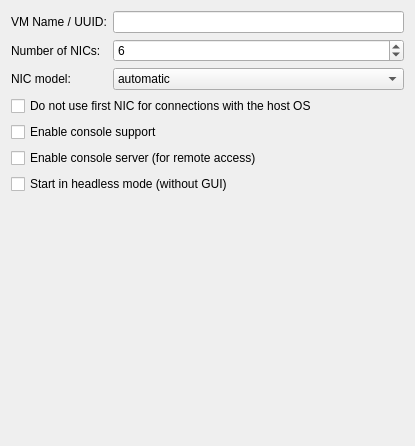
Before: the Qt Designer form src/GNS3/Ui/ConfigurationPages/Form_VirtualBoxPage.ui in GNS3/gns3-legacy, drawn with Qt 5.
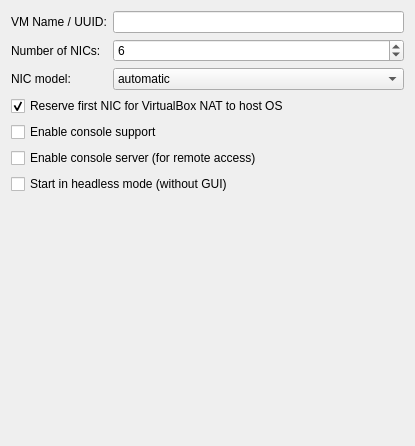
After: the same form once the commit is applied.

The edit to the form file:
```diff
--- a/src/GNS3/Ui/ConfigurationPages/Form_VirtualBoxPage.ui
+++ b/src/GNS3/Ui/ConfigurationPages/Form_VirtualBoxPage.ui
@@ -116,10 +116,10 @@
    <item row="3" column="0" colspan="2">
     <widget class="QCheckBox" name="checkBoxVBoxFirstInterfaceManaged">
      <property name="text">
-      <string>Do not use first NIC for connections with the host OS</string>
+      <string>Reserve first NIC for VirtualBox NAT to host OS</string>
      </property>
      <property name="checked">
-      <bool>false</bool>
+      <bool>true</bool>
      </property>
     </widget>
    </item>
```
